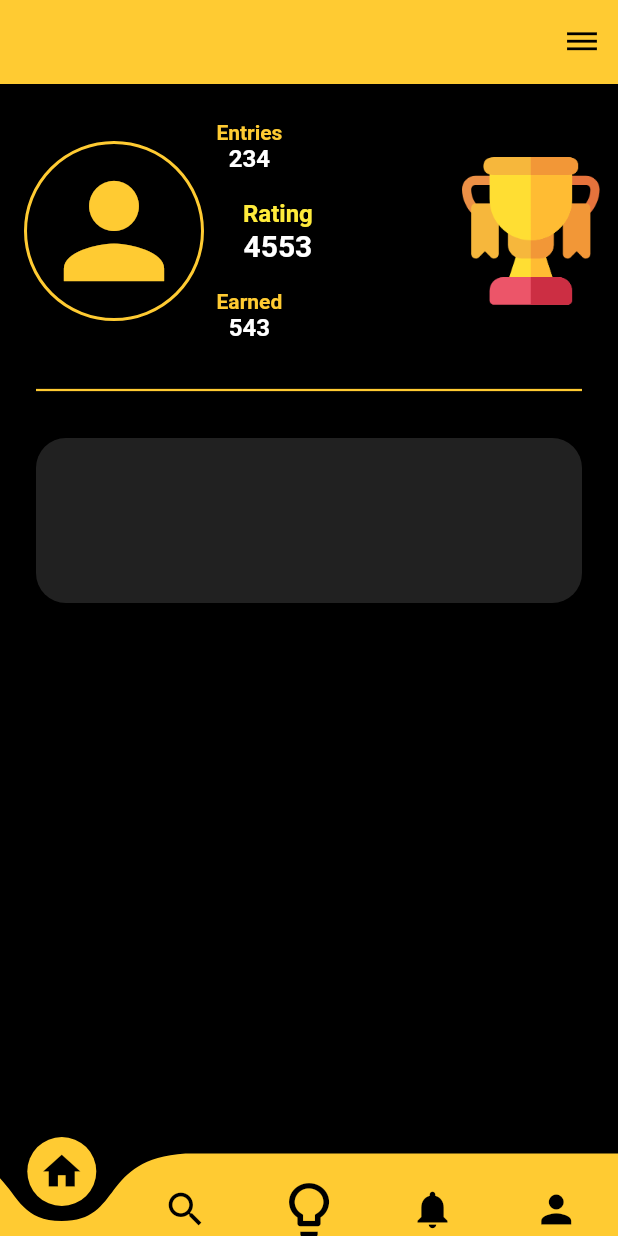
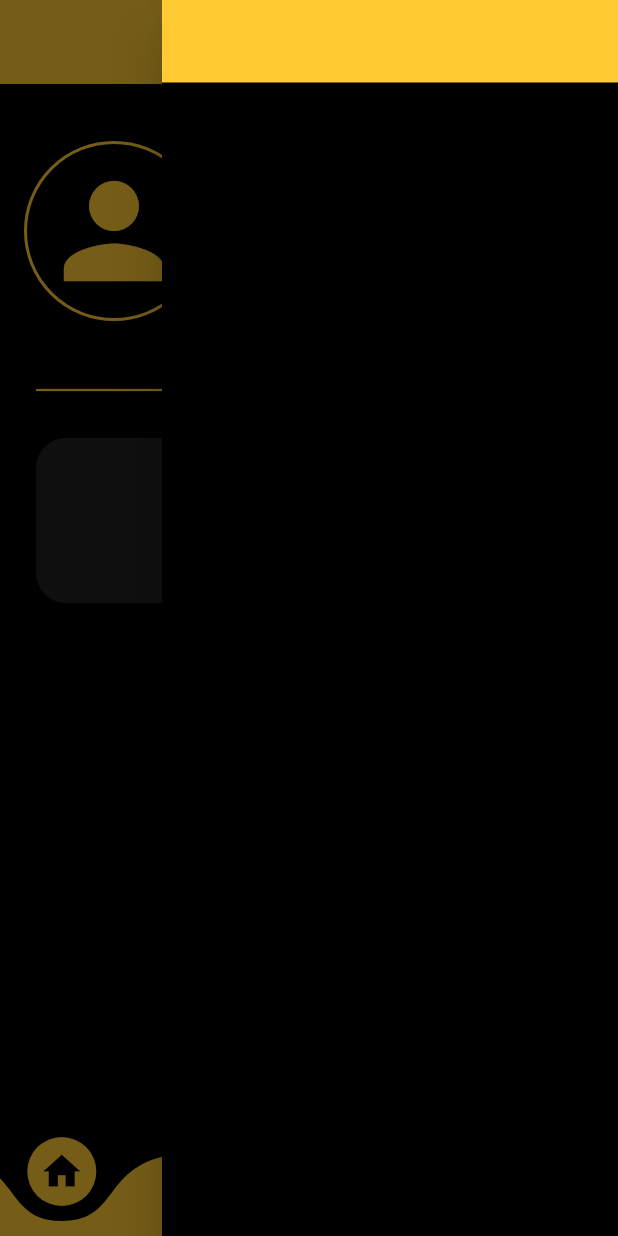
Before and after one commit to Rioverde/Nullidea, a Flutter app: the Profile screen opened directly, after a tap on the "dehaze" icon, on a phone screen of 412 x 824 dp. Run offline on Flutter 3.47's test engine with Material 2 defaults, Android fonts, the phone set to English and light mode, and no system bars; drawn by our look-alikes of cached_network_image, curved_navigation_bar; our stand-ins replace dio, firebase_messaging, flutter_spinkit, google_fonts, image_cropper, image_picker and 2 more; accounts and stored records are empty; network calls fail; Roboto replaces fonts that are missing (Ubuntu).

Commit message:
fixed bug in signed in

```diff
--- a/nullidea/lib/screens/login.dart
+++ b/nullidea/lib/screens/login.dart
@@ -28,10 +28,10 @@
   }
 
   Future<void> validateAndSignIn() async {
-    setState(() {
-      formtype = FormType.waiting;
-    });
     if (validateAndSave()) {
+      setState(() {
+        formtype = FormType.waiting;
+      });
       String preload = (User.username);
       getImageFromAWS(User.email);
 
--- a/nullidea/lib/screens/profile.dart
+++ b/nullidea/lib/screens/profile.dart
@@ -224,9 +224,39 @@
         ]).show();
   }
 
+  void _openEndDrawer() {
+    _scaffoldKeyProfile.currentState.openEndDrawer();
+  }
+
   @override
   Widget build(BuildContext context) {
     return Scaffold(
+      endDrawer: SafeArea(
+        child: Drawer(
+          child: Container(
+            color: Colors.black,
+            child: Column(
+              mainAxisAlignment: MainAxisAlignment.start,
+              children: <Widget>[
+                Container(
+                  child: Center(
+                    child: Text(
+                      User.username,
+                      style: GoogleFonts.ubuntu(
+                          fontSize: 24,
+                          fontWeight: FontWeight.w600,
+                          color: Colors.black),
+                    ),
+                  ),
+                  height: 55,
+                  width: double.infinity,
+                  color: primaryColor,
+                ),
+              ],
+            ),
+          ),
+        ),
+      ),
       key: _scaffoldKeyProfile,
       bottomNavigationBar: CurvedNavigationBar(
         animationCurve: Curves.fastLinearToSlowEaseIn,
@@ -266,12 +296,15 @@
         },
       ),
       appBar: AppBar(
+        automaticallyImplyLeading: false,
         actions: <Widget>[
           // action button
           IconButton(
             iconSize: 24,
             color: Colors.black,
-            onPressed: () {},
+            onPressed: () {
+              _openEndDrawer();
+            },
             icon: Icon(Icons.dehaze),
           ),
         ],
```
